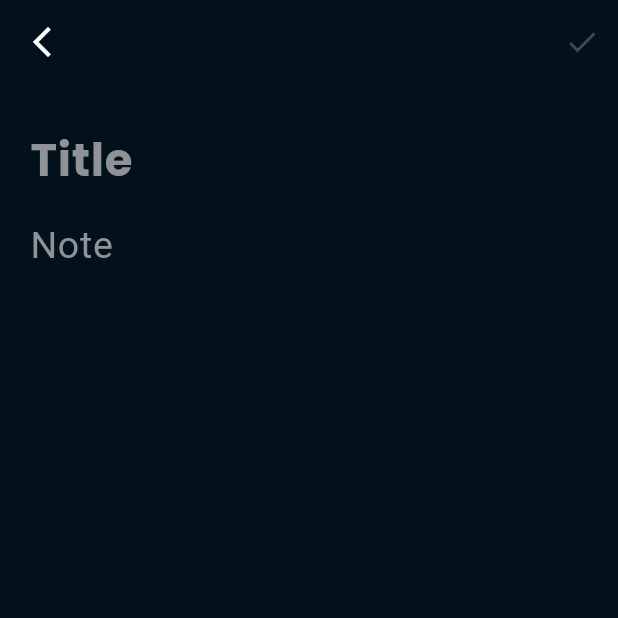
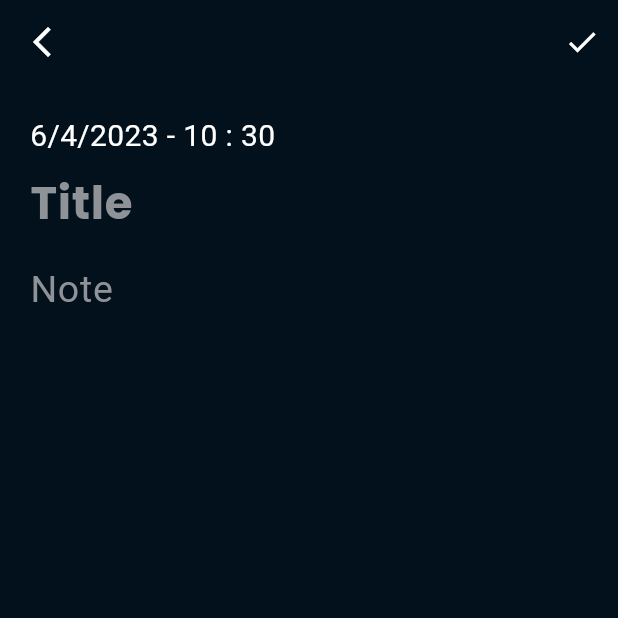
Before and after one commit to HinalGhelani/Notes_app, a Flutter app: the addNotePage screen opened by its route, on a phone screen of 412 x 824 dp, the top half of it. Run offline on Flutter 3.47's test engine with Material 2 defaults, Android fonts, the phone set to English and light mode, and no system bars; our stand-ins replace cloud_firestore, firebase_auth, firebase_core, google_sign_in; accounts and stored records are empty; network calls fail.

Commit message:
notes app

```diff
--- a/lib/helper/notes_helper.dart
+++ b/lib/helper/notes_helper.dart
@@ -1,5 +1,4 @@
 import 'package:firebase_auth/firebase_auth.dart';
-import 'package:flutter/material.dart';
 import 'package:google_sign_in/google_sign_in.dart';
 
 class FirebaseAuthHelper {
--- a/lib/screens/addNote_Page.dart
+++ b/lib/screens/addNote_Page.dart
@@ -9,6 +9,12 @@ class addNotePage extends StatefulWidget {
 }
 
 class _addNotePageState extends State<addNotePage> {
+  DateTime date = DateTime.now();
+  DateTime time = DateTime.now();
+
+  String currentDate = "";
+  String currentTime = "";
+
   String? title;
   String? subtitle;
 
@@ -38,9 +44,12 @@ class _addNotePageState extends State<addNotePage> {
                 notesKey.currentState!.save();
 
                 await FireStoreHelper.fireStoreHelper.addNotes(
-                  title: title!,
-                  subtitle: subtitle!,
-                );
+                    title: title!,
+                    subtitle: subtitle!,
+                    date: currentDate,
+                    time: currentTime);
+                b = true;
+
                 Navigator.of(context).pop();
 
                 titleController.clear();
@@ -52,7 +61,10 @@ class _addNotePageState extends State<addNotePage> {
                 });
               }
             },
-            icon: const Icon(Icons.done),
+            icon: const Icon(
+              Icons.done,
+              color: Colors.white,
+            ),
           )
         ],
         backgroundColor: const Color(0xff03111C),
@@ -66,7 +78,33 @@ class _addNotePageState extends State<addNotePage> {
           key: notesKey,
           child: Column(
             mainAxisAlignment: MainAxisAlignment.start,
+            crossAxisAlignment: CrossAxisAlignment.start,
             children: [
+              Row(
+                children: [
+                  Text(
+                    currentDate = "${date.day}/${date.month}/${date.year}",
+                    style: const TextStyle(
+                      color: Colors.white,
+                      fontSize: 20,
+                    ),
+                  ),
+                  const Text(
+                    " - ",
+                    style: TextStyle(
+                      fontSize: 20,
+                      color: Colors.white,
+                    ),
+                  ),
+                  Text(
+                    currentTime = "${date.hour} : ${date.minute}",
+                    style: const TextStyle(
+                      color: Colors.white,
+                      fontSize: 20,
+                    ),
+                  ),
+                ],
+              ),
               TextFormField(
                 controller: titleController,
                 onSaved: (val) {
@@ -127,3 +165,5 @@ class _addNotePageState extends State<addNotePage> {
     );
   }
 }
+
+bool b = false;
--- a/pubspec.yaml
+++ b/pubspec.yaml
@@ -39,6 +39,7 @@ dependencies:
   firebase_auth: ^4.3.0
   google_sign_in: ^6.0.2
   cloud_firestore: ^4.5.0
+  sqflite: ^2.2.6
 
 dev_dependencies:
   flutter_test:
```
Also changed, not shown: lib/helper/fireStore_helper.dart (+10 -2 lines), lib/screens/editNote _Page.dart (+16 -13 lines), lib/screens/home_page.dart (+41 -34 lines), pubspec.lock, 1 other file.
